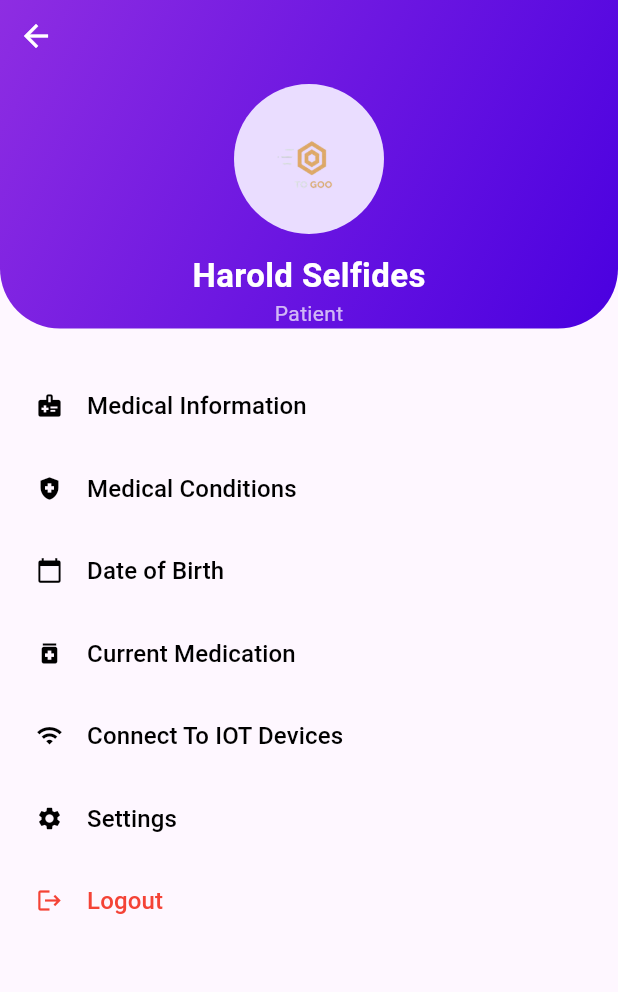
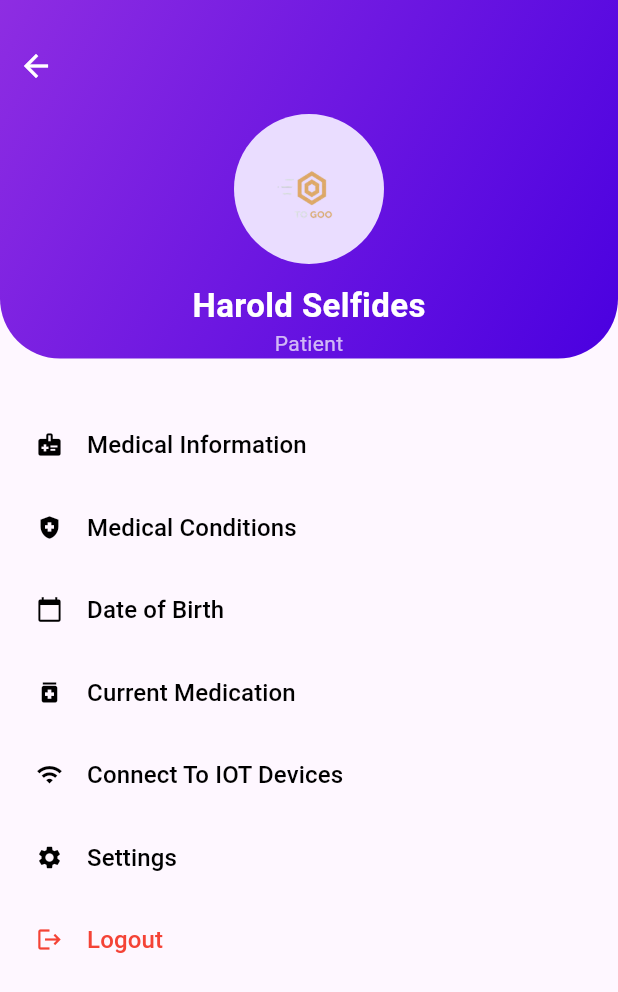
Before and after one commit to harold062/myproject, a Flutter app: the screen it shows after launch, on a phone screen of 412 x 824 dp. Shown: the top 992 px of the screen. Run offline on Flutter 3.47's test engine with Material 3 defaults, Android fonts, the phone set to English and light mode, and no system bars; our stand-ins replace firebase_auth, firebase_core, firebase_database, font_awesome_flutter, google_sign_in; accounts and stored records are empty; Roboto replaces fonts that are missing (ClashDisplay, PlusJakartaSans).

Commit message:
edited profile

```diff
--- a/lib/screens/profile.dart
+++ b/lib/screens/profile.dart
@@ -73,6 +73,7 @@ class ProfileScreen extends StatelessWidget {
             child: Column(
               crossAxisAlignment: CrossAxisAlignment.start,
               children: [
+                const SizedBox(height: 20),
                 IconButton(
                   icon: const Icon(Icons.arrow_back, color: Colors.white),
                   onPressed: () {
@@ -112,7 +113,7 @@ class ProfileScreen extends StatelessWidget {
             ),
           ),
 
-          const SizedBox(height: 24),
+          const SizedBox(height: 30),
 
           // Menu Items
           Expanded(
```
